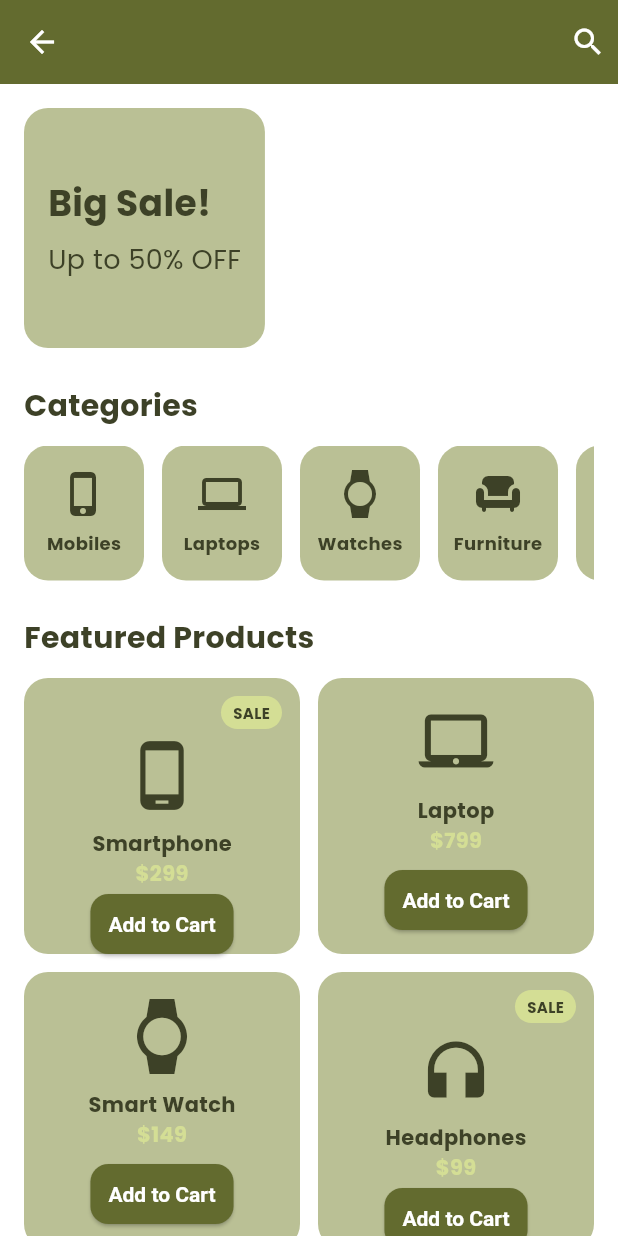
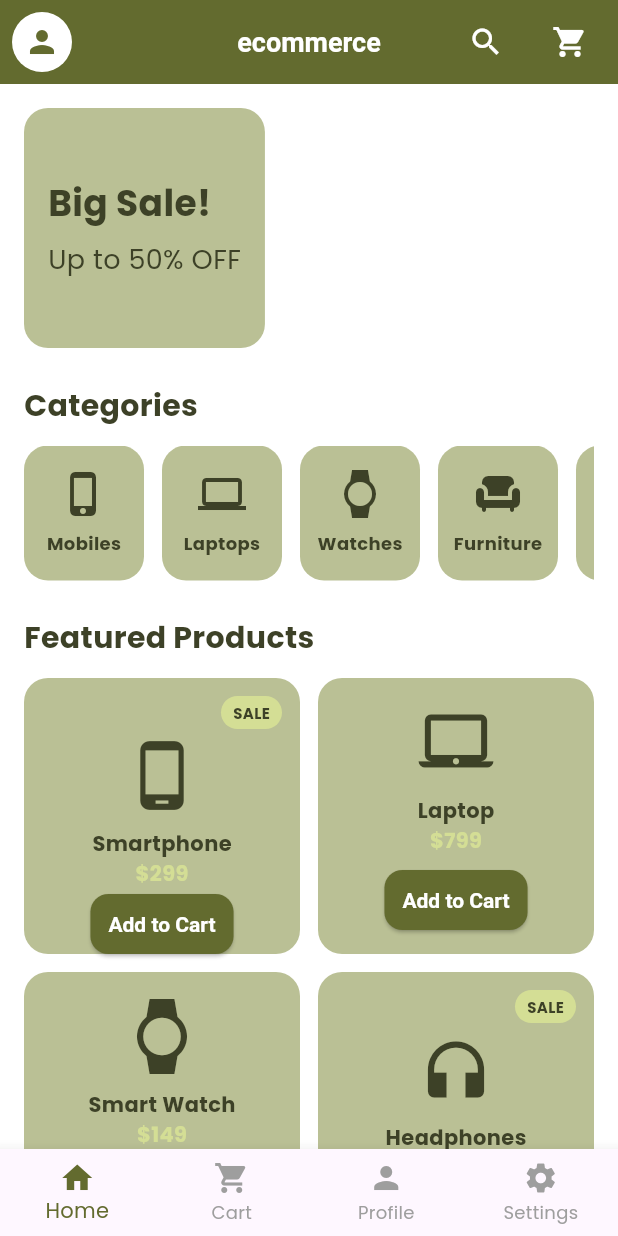
Before and after one commit to MuhammadUmer3325/ecommerce_app, a Flutter app: the HomeScreen screen opened directly, on a phone screen of 412 x 824 dp. Run offline on Flutter 3.47's test engine with Material 3 defaults, Android fonts, the phone set to English and light mode, and no system bars; our stand-ins replace lottie.

Commit message:
Saved current progress, pausing work

```diff
--- a/lib/screens/home_screen.dart
+++ b/lib/screens/home_screen.dart
@@ -1,7 +1,28 @@
 import 'package:flutter/material.dart';
 
-class HomeScreen extends StatelessWidget {
+class HomeScreen extends StatefulWidget {
   const HomeScreen({super.key});
+
+  @override
+  State<HomeScreen> createState() => _HomeScreenState();
+}
+
+class _HomeScreenState extends State<HomeScreen> {
+  int _selectedIndex = 0;
+
+  // ✅ Ye screens future me alag alag pages se replace kar sakte ho
+  final List<Widget> _screens = [
+    const _HomeBody(), // tumhari current home UI
+    Center(child: Text("Cart Screen")),
+    Center(child: Text("Profile Screen")),
+    Center(child: Text("Settings Screen")),
+  ];
+
+  void _onItemTapped(int index) {
+    setState(() {
+      _selectedIndex = index;
+    });
+  }
 
   @override
   Widget build(BuildContext context) {
@@ -11,16 +32,106 @@
         elevation: 0,
         backgroundColor: const Color(0xFF636B2F),
 
-        // Search icon
-        actions: const [
-          Icon(Icons.search, color: Colors.white),
-          SizedBox(width: 8),
+        // --------------------- PROFILE AVATAR (Drawer open) ---------------------
+        leading: Builder(
+          builder: (context) => IconButton(
+            icon: const CircleAvatar(
+              backgroundColor: Colors.white,
+              child: Icon(Icons.person, color: Color(0xFF636B2F)),
+            ),
+            onPressed: () {
+              Scaffold.of(context).openDrawer(); // ✅ Drawer open karega
+            },
+          ),
+        ),
+
+        // --------------------- TITLE ---------------------
+        title: const Text("ecommerce"),
+        centerTitle: true,
+
+        // --------------------- ACTIONS ---------------------
+        actions: [
+          IconButton(
+            icon: const Icon(Icons.search, color: Colors.white),
+            onPressed: () {},
+          ),
+          const SizedBox(width: 8),
+          IconButton(
+            icon: const Icon(Icons.shopping_cart, color: Colors.white),
+            onPressed: () {},
+          ),
+          const SizedBox(width: 8),
         ],
+      ),
+
+      // ===================== DRAWER =====================
+      drawer: Drawer(
+        child: ListView(
+          padding: EdgeInsets.zero,
+          children: const [
+            DrawerHeader(
+              decoration: BoxDecoration(
+                color: Color(0xFF636B2F),
+              ),
+              child: Text(
+                "Welcome User",
+                style: TextStyle(
+                  color: Colors.white,
+                  fontSize: 22,
+                  fontWeight: FontWeight.bold,
+                ),
+              ),
+            ),
+            ListTile(
+              leading: Icon(Icons.home),
+              title: Text("Home"),
+            ),
+            ListTile(
+              leading: Icon(Icons.shopping_cart),
+              title: Text("Cart"),
+            ),
+            ListTile(
+              leading: Icon(Icons.person),
+              title: Text("Profile"),
+            ),
+            ListTile(
+              leading: Icon(Icons.settings),
+              title: Text("Settings"),
+            ),
+          ],
+        ),
       ),
 
       // ===================== BODY =====================
       backgroundColor: Colors.white,
-      body: SingleChildScrollView(
+      body: _screens[_selectedIndex],
+
+      // ===================== BOTTOM NAV BAR =====================
+      bottomNavigationBar: BottomNavigationBar(
+        currentIndex: _selectedIndex,
+        onTap: _onItemTapped,
+        selectedItemColor: const Color(0xFF636B2F),
+        unselectedItemColor: Colors.grey,
+        type: BottomNavigationBarType.fixed,
+        items: const [
+          BottomNavigationBarItem(icon: Icon(Icons.home), label: "Home"),
+          BottomNavigationBarItem(
+              icon: Icon(Icons.shopping_cart), label: "Cart"),
+          BottomNavigationBarItem(icon: Icon(Icons.person), label: "Profile"),
+          BottomNavigationBarItem(icon: Icon(Icons.settings), label: "Settings"),
+        ],
+      ),
+    );
+  }
+}
+
+// ===================== HOME BODY (TUMHARI UI) =====================
+class _HomeBody extends StatelessWidget {
+  const _HomeBody();
+
+  @override
+  Widget build(BuildContext context) {
+    return SingleChildScrollView(
       padding: const EdgeInsets.all(16),
       child: Column(
         crossAxisAlignment: CrossAxisAlignment.start,
@@ -134,7 +245,6 @@
           ),
         ],
       ),
-      ),
     );
   }
 }
@@ -220,13 +330,9 @@
                   ),
                 ),
               ),
-
             const SizedBox(height: 6),
-
             Icon(image, size: 50, color: const Color(0xFF3D4127)),
-
             const SizedBox(height: 10),
-
             Text(
               name,
               style: const TextStyle(
@@ -234,7 +340,6 @@
                 color: Color(0xFF3D4127),
               ),
             ),
-
             Text(
               price,
               style: const TextStyle(
@@ -242,9 +347,7 @@
                 fontWeight: FontWeight.bold,
               ),
             ),
-
             const Spacer(),
-
             ElevatedButton(
               style: ElevatedButton.styleFrom(
                 backgroundColor: const Color(0xFF636B2F),
--- a/pubspec.yaml
+++ b/pubspec.yaml
@@ -31,6 +31,8 @@
   flutter:
     sdk: flutter
 
+  lottie: ^3.1.0
+
   # The following adds the Cupertino Icons font to your application.
   # Use with the CupertinoIcons class for iOS style icons.
   cupertino_icons: ^1.0.8
@@ -58,8 +60,8 @@
   uses-material-design: true
 
   # To add assets to your application, add an assets section, like this:
-  # assets:
-  #   - images/a_dot_burr.jpeg
+  assets:
+    - assets/animations/welcome.json
   #   - images/a_dot_ham.jpeg
 
   # An image asset can refer to one or more resolution-specific "variants", see
```
Also changed, not shown: assets/animations/welcome.json (added, +1 -0 lines), lib/main.dart (+1 -8 lines), lib/screens/onboarding_screen.dart (added, +89 -0 lines), lib/screens/splash_screen.dart (+8 -17 lines), pubspec.lock. Lines whose indentation alone changed are shown as unchanged.
